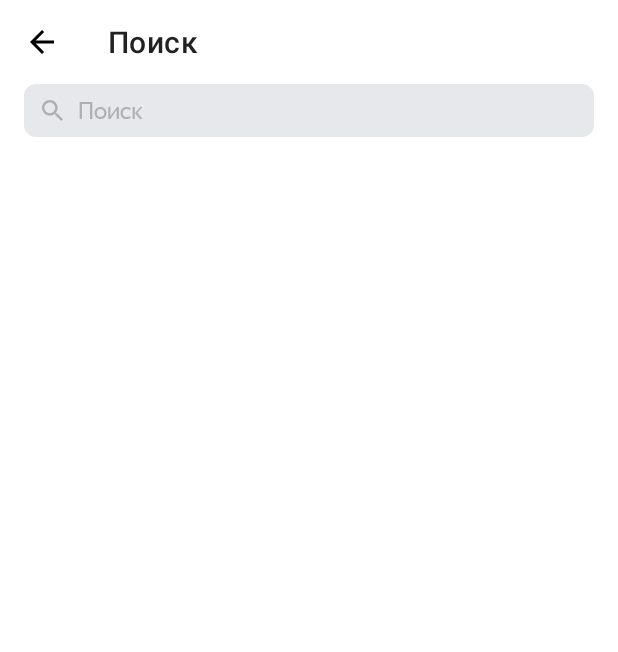
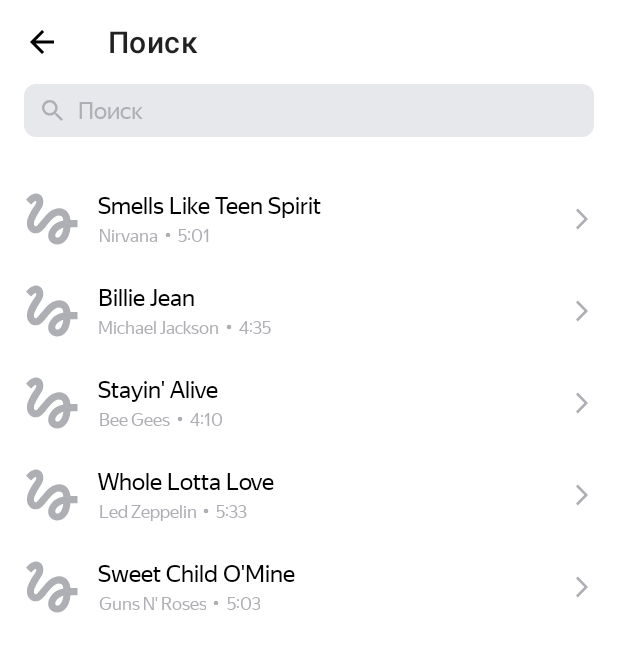
Before and after one commit to UrSib/PlaylistMaker, an Android app: the SearchActivity screen opened directly, with no data from a screen before it, on a phone screen of 412 x 824 dp. Shown: the top 652 px of the screen. Run offline under Robolectric (Android 15) with nearby library versions, the phone set to English and light mode, and no system bars; pictures from the network do not load.

Commit message:
Sprint 10

```diff
--- a/app/build.gradle.kts
+++ b/app/build.gradle.kts
@@ -45,4 +45,5 @@ dependencies {
     testImplementation(libs.junit)
     androidTestImplementation(libs.androidx.junit)
     androidTestImplementation(libs.androidx.espresso.core)
+    implementation("com.github.bumptech.glide:glide:4.16.0")
 }
--- a/app/src/main/AndroidManifest.xml
+++ b/app/src/main/AndroidManifest.xml
@@ -1,6 +1,8 @@
 <?xml version="1.0" encoding="utf-8"?>
 <manifest xmlns:android="http://schemas.android.com/apk/res/android"
     xmlns:tools="http://schemas.android.com/tools">
+
+    <uses-permission android:name="android.permission.INTERNET"/>
 
     <application
         android:allowBackup="true"
--- a/app/src/main/java/com/practicum/playlistmaker/SearchActivity.kt
+++ b/app/src/main/java/com/practicum/playlistmaker/SearchActivity.kt
@@ -14,6 +14,7 @@ import androidx.appcompat.app.AppCompatActivity
 import androidx.core.view.ViewCompat
 import androidx.core.view.WindowInsetsCompat
 import androidx.core.view.isVisible
+import androidx.recyclerview.widget.RecyclerView
 import com.google.android.material.appbar.AppBarLayout.BaseOnOffsetChangedListener
 import com.google.android.material.appbar.MaterialToolbar
 
@@ -64,6 +65,37 @@ class SearchActivity : AppCompatActivity() {
 
         search.addTextChangedListener(simpleTextWatcher)
 
+        val trackAdapter = TrackAdapter(
+            listOf(
+                Track("Smells Like Teen Spirit",
+                    "Nirvana",
+                    "5:01",
+                    "https://is5-ssl.mzstatic.com/image/thumb/Music115/v4/7b/58/c2/7b58c21a-2b51-2bb2-e59a-9bb9b96ad8c3/00602567924166.rgb.jpg/100x100bb.jpg"),
+
+                Track("Billie Jean",
+                    "Michael Jackson",
+                    "4:35",
+                    "https://is5-ssl.mzstatic.com/image/thumb/Music125/v4/3d/9d/38/3d9d3811-71f0-3a0e-1ada-3004e56ff852/827969428726.jpg/100x100bb.jpg"),
+
+                Track("Stayin' Alive",
+                    "Bee Gees",
+                    "4:10",
+                    "https://is4-ssl.mzstatic.com/image/thumb/Music115/v4/1f/80/1f/1f801fc1-8c0f-ea3e-d3e5-387c6619619e/16UMGIM86640.rgb.jpg/100x100bb.jpg"),
+
+                Track("Whole Lotta Love",
+                    "Led Zeppelin",
+                    "5:33",
+                    "https://is2-ssl.mzstatic.com/image/thumb/Music62/v4/7e/17/e3/7e17e33f-2efa-2a36-e916-7f808576cf6b/mzm.fyigqcbs.jpg/100x100bb.jpg"),
+
+                Track("Sweet Child O'Mine",
+                    "Guns N' Roses",
+                    "5:03",
+                    "https://is5-ssl.mzstatic.com/image/thumb/Music125/v4/a0/4d/c4/a04dc484-03cc-02aa-fa82-5334fcb4bc16/18UMGIM24878.rgb.jpg/100x100bb.jpg")
+            )
+        )
+
+        val recyclerView = findViewById<RecyclerView>(R.id.recyclerView)
+        recyclerView.adapter = trackAdapter
     }
 
     private fun clearVisibility(s: CharSequence?): Boolean {
--- /dev/null
+++ b/app/src/main/java/com/practicum/playlistmaker/Track.kt
@@ -0,0 +1,8 @@
+package com.practicum.playlistmaker
+
+class Track(
+    val trackName: String,
+    val artistName: String,
+    val trackTime: String,
+    val artworkUrl100: String,
+)
--- /dev/null
+++ b/app/src/main/java/com/practicum/playlistmaker/TrackAdapter.kt
@@ -0,0 +1,25 @@
+package com.practicum.playlistmaker
+
+import android.view.LayoutInflater
+import android.view.ViewGroup
+import androidx.recyclerview.widget.RecyclerView
+
+
+class TrackAdapter(
+    private val track: List<Track>
+) : RecyclerView.Adapter<TrackViewHolder> () {
+
+    override fun onCreateViewHolder(parent: ViewGroup, viewType: Int): TrackViewHolder {
+        val view = LayoutInflater.from(parent.context).inflate(R.layout.track_view, parent, false)
+        return TrackViewHolder(view)
+    }
+
+    override fun onBindViewHolder(holder: TrackViewHolder, position: Int) {
+        holder.bind(track[position])
+    }
+
+    override fun getItemCount(): Int {
+        return track.size
+    }
+
+}
--- /dev/null
+++ b/app/src/main/java/com/practicum/playlistmaker/TrackViewHolder.kt
@@ -0,0 +1,29 @@
+package com.practicum.playlistmaker
+
+import android.view.View
+import android.widget.ImageView
+import android.widget.TextView
+import androidx.recyclerview.widget.RecyclerView
+import com.bumptech.glide.Glide
+import com.bumptech.glide.load.resource.bitmap.RoundedCorners
+
+class TrackViewHolder(itemView: View) : RecyclerView.ViewHolder(itemView) {
+
+    private val trackName: TextView = itemView.findViewById(R.id.track_name)
+    private val artistName: TextView = itemView.findViewById(R.id.artist_name)
+    private val trackTime: TextView = itemView.findViewById(R.id.track_time)
+    private val artworkUrl100: ImageView = itemView.findViewById(R.id.album_cover)
+
+    fun bind(track: Track) {
+        trackName.text = track.trackName
+        artistName.text = track.artistName
+        trackTime.text = track.trackTime
+
+       Glide.with(itemView)
+           .load(track.artworkUrl100)
+           .placeholder(R.drawable.placeholder)
+           .centerCrop()
+           .transform(RoundedCorners(2))
+           .into(artworkUrl100)
+    }
+}
--- /dev/null
+++ b/app/src/main/res/drawable/ic.xml
@@ -0,0 +1,9 @@
+<vector xmlns:android="http://schemas.android.com/apk/res/android"
+    android:width="13dp"
+    android:height="13dp"
+    android:viewportWidth="13"
+    android:viewportHeight="13">
+  <path
+      android:pathData="M6.5,6.5m-1.5,0a1.5,1.5 0,1 1,3 0a1.5,1.5 0,1 1,-3 0"
+      android:fillColor="#AEAFB4"/>
+</vector>
--- /dev/null
+++ b/app/src/main/res/drawable/placeholder.xml
@@ -0,0 +1,13 @@
+<vector xmlns:android="http://schemas.android.com/apk/res/android"
+    android:width="45dp"
+    android:height="45dp"
+    android:viewportWidth="45"
+    android:viewportHeight="45">
+  <group>
+    <clip-path
+        android:pathData="M0,0h45v45h-45z"/>
+    <path
+        android:pathData="M8.606,12.919C9.919,11.587 11.231,10.387 11.813,10.631C12.75,11.006 11.813,12.563 11.25,13.481C10.781,14.269 5.888,20.775 5.888,25.313C5.888,27.712 6.788,29.7 8.4,30.9C9.806,31.95 11.663,32.269 13.35,31.763C15.356,31.181 17.006,29.138 19.087,26.569C21.356,23.775 24.394,20.119 26.737,20.119C29.794,20.119 29.831,22.013 30.038,23.475C22.95,24.675 19.95,30.356 19.95,33.544C19.95,36.731 22.65,39.338 25.969,39.338C29.025,39.338 34.013,36.844 34.763,27.9H39.375V23.212H34.744C34.463,20.119 32.7,15.337 27.188,15.337C22.969,15.337 19.35,18.919 17.925,20.663C16.837,22.031 14.063,25.313 13.631,25.763C13.163,26.325 12.356,27.337 11.55,27.337C10.706,27.337 10.2,25.781 10.875,23.737C11.531,21.694 13.5,18.375 14.344,17.138C15.806,15 16.781,13.538 16.781,10.988C16.781,6.919 13.706,5.625 12.075,5.625C9.6,5.625 7.444,7.5 6.975,7.969C6.3,8.644 5.738,9.206 5.325,9.712L8.606,12.919ZM26.025,34.781C25.444,34.781 24.638,34.294 24.638,33.431C24.638,32.306 26.006,29.306 30.019,28.256C29.456,33.3 27.337,34.781 26.025,34.781Z"
+        android:fillColor="#AEAFB4"/>
+  </group>
+</vector>
--- a/app/src/main/res/layout/activity_search.xml
+++ b/app/src/main/res/layout/activity_search.xml
@@ -50,4 +50,12 @@
             android:visibility="gone"/>
 
 </FrameLayout>
+
+    <androidx.recyclerview.widget.RecyclerView
+        android:id="@+id/recyclerView"
+        android:layout_marginTop="@dimen/long_padding"
+        android:layout_width="match_parent"
+        android:layout_height="match_parent"
+        app:layoutManager="androidx.recyclerview.widget.LinearLayoutManager"/>
+
 </LinearLayout>
--- /dev/null
+++ b/app/src/main/res/layout/track_view.xml
@@ -0,0 +1,71 @@
+<?xml version="1.0" encoding="utf-8"?>
+<LinearLayout xmlns:android="http://schemas.android.com/apk/res/android"
+    xmlns:app="http://schemas.android.com/apk/res-auto"
+    xmlns:tools="http://schemas.android.com/tools"
+    android:layout_width="match_parent"
+    android:layout_height="wrap_content"
+    android:orientation="horizontal">
+
+    <ImageView
+        android:id="@+id/album_cover"
+        android:layout_width="wrap_content"
+        android:layout_height="wrap_content"
+        android:layout_gravity="center"
+        android:layout_marginVertical="@dimen/short_padding"
+        android:layout_marginStart="@dimen/medium_short_padding"
+        tools:src="@drawable/placeholder"/>
+
+    <FrameLayout
+        android:layout_width="@dimen/null_size"
+        android:layout_height="match_parent"
+        android:layout_weight="2">
+
+    <TextView
+        android:id="@+id/track_name"
+        android:layout_width="wrap_content"
+        android:layout_height="wrap_content"
+        android:layout_gravity="top|start"
+        android:layout_marginTop="@dimen/medium_short_padding"
+        android:layout_marginStart="@dimen/short_padding"
+        android:textColor="?attr/colorOnPrimary"
+        android:fontFamily="@font/ys_display_regular"
+        android:textSize="@dimen/low_text_size"
+        android:ellipsize="end"
+        android:maxLines="1"
+        tools:text="Track name"/>
+
+    <LinearLayout
+        android:layout_width="wrap_content"
+        android:layout_height="wrap_content"
+        android:layout_gravity="bottom|start"
+        android:layout_marginBottom="@dimen/medium_short_padding"
+        android:layout_marginStart="@dimen/short_padding"
+        android:orientation="horizontal">
+
+        <TextView
+            android:id="@+id/artist_name"
+            style="@style/trackViewStyle"
+            android:ellipsize="end"
+            android:maxLines="1"
+            tools:text="Artist name"/>
+
+        <ImageView
+            style="@style/trackViewStyle"
+            android:src="@drawable/ic"/>
+
+        <TextView
+            android:id="@+id/track_time"
+            style="@style/trackViewStyle"
+            android:maxLines="1"
+            tools:text="0:00"/>
+    </LinearLayout>
+    </FrameLayout>
+
+    <ImageView
+        android:id="@+id/search_screen_icon_right_arrow"
+        style="@style/trackViewStyle"
+        android:layout_gravity="center|end"
+        android:layout_marginEnd="@dimen/medium_short_padding"
+        android:src="@drawable/arrow_forward"/>
+
+</LinearLayout>
--- a/app/src/main/res/values-night/themes.xml
+++ b/app/src/main/res/values-night/themes.xml
@@ -17,4 +17,14 @@
         <item name="android:tint">@color/icon_black</item>
     </style>
 
+    <style name="trackViewStyle">
+        <item name="android:layout_width">wrap_content</item>
+        <item name="android:layout_height">wrap_content</item>
+        <item name="android:gravity">center</item>
+        <item name="android:textSize">@dimen/low_low_text_size</item>
+        <item name="android:fontFamily">@font/ys_display_regular</item>
+        <item name="android:textColor">@color/white</item>
+        <item name="android:tint">@color/white</item>
+    </style>
+
 </resources>
--- a/app/src/main/res/values/styles.xml
+++ b/app/src/main/res/values/styles.xml
@@ -38,4 +38,14 @@
         <item name="android:tint">?attr/colorPrimaryVariant</item>
     </style>
 
+    <style name="trackViewStyle">
+        <item name="android:layout_width">wrap_content</item>
+        <item name="android:layout_height">wrap_content</item>
+        <item name="android:gravity">center</item>
+        <item name="android:textSize">@dimen/low_low_text_size</item>
+        <item name="android:fontFamily">@font/ys_display_regular</item>
+        <item name="android:textColor">?attr/colorPrimaryVariant</item>
+        <item name="android:tint">?attr/colorPrimaryVariant</item>
+    </style>
+
 </resources>
```
